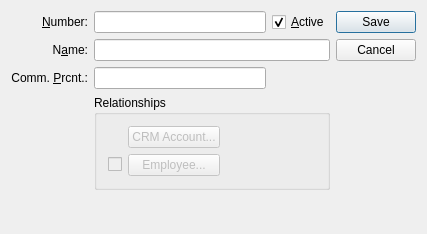
Old version of the form guiclient/salesRep.ui in the repository Pegasus-RPG/xtuple-client.
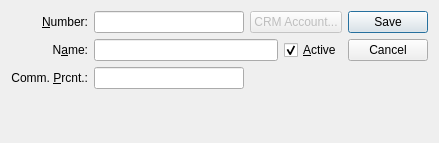
New version of the form. Custom widgets are drawn as their Qt base class.

Commit message: issue #15147 and issue #15148 - standardize access to crm account window by adding a button to the windows of each crm account type. a crm account widget is redundant, as it would duplicate information already present on these windows and imply the ability to change which crm account is associated with the current record. discussed with pierce and bc before implementing.

```diff
--- a/guiclient/salesRep.ui
+++ b/guiclient/salesRep.ui
@@ -13,15 +13,15 @@
    <rect>
     <x>0</x>
     <y>0</y>
-    <width>427</width>
-    <height>234</height>
+    <width>439</width>
+    <height>143</height>
    </rect>
   </property>
   <property name="windowTitle">
    <string>Sales Representative</string>
   </property>
   <layout class="QGridLayout" name="gridLayout_2">
-   <item row="0" column="1">
+   <item row="0" column="4" rowspan="4">
     <widget class="QDialogButtonBox" name="_buttonBox">
      <property name="orientation">
       <enum>Qt::Vertical</enum>
@@ -32,8 +32,6 @@
     </widget>
    </item>
    <item row="0" column="0">
-    <layout class="QGridLayout" name="gridLayout">
-     <item row="0" column="0">
       <widget class="QLabel" name="_numberLit">
        <property name="text">
         <string>&amp;Number:</string>
@@ -46,19 +44,6 @@
        </property>
       </widget>
      </item>
-     <item row="0" column="1">
-      <widget class="XLineEdit" name="_number"/>
-     </item>
-     <item row="0" column="2">
-      <widget class="QCheckBox" name="_active">
-       <property name="text">
-        <string>&amp;Active</string>
-       </property>
-       <property name="checked">
-        <bool>true</bool>
-       </property>
-      </widget>
-     </item>
      <item row="1" column="0">
       <widget class="QLabel" name="_nameLit">
        <property name="text">
@@ -72,9 +57,6 @@
        </property>
       </widget>
      </item>
-     <item row="1" column="1" colspan="2">
-      <widget class="XLineEdit" name="_name"/>
-     </item>
      <item row="2" column="0">
       <widget class="QLabel" name="_commPrcntLit">
        <property name="text">
@@ -88,6 +70,25 @@
        </property>
       </widget>
      </item>
+   <item row="3" column="0">
+    <spacer name="verticalSpacer">
+     <property name="orientation">
+      <enum>Qt::Vertical</enum>
+     </property>
+     <property name="sizeHint" stdset="0">
+      <size>
+       <width>20</width>
+       <height>40</height>
+      </size>
+     </property>
+    </spacer>
+   </item>
+   <item row="0" column="1">
+    <widget class="XLineEdit" name="_number"/>
+   </item>
+   <item row="1" column="1" colspan="2">
+    <widget class="XLineEdit" name="_name"/>
+   </item>
      <item row="2" column="1">
       <widget class="XLineEdit" name="_commPrcnt">
        <property name="sizePolicy">
@@ -101,26 +102,7 @@
        </property>
       </widget>
      </item>
-     <item row="4" column="1">
-      <spacer name="verticalSpacer">
-       <property name="orientation">
-        <enum>Qt::Vertical</enum>
-       </property>
-       <property name="sizeHint" stdset="0">
-        <size>
-         <width>20</width>
-         <height>40</height>
-        </size>
-       </property>
-      </spacer>
-     </item>
-     <item row="3" column="1" colspan="2">
-      <widget class="QGroupBox" name="groupBox">
-       <property name="title">
-        <string>Relationships</string>
-       </property>
-       <layout class="QGridLayout" name="gridLayout_3">
-        <item row="0" column="1">
+   <item row="0" column="2" colspan="2">
          <widget class="QPushButton" name="_crmaccountButton">
           <property name="enabled">
            <bool>false</bool>
@@ -130,43 +112,15 @@
           </property>
          </widget>
         </item>
-        <item row="1" column="1">
-         <widget class="QPushButton" name="_employeeButton">
-          <property name="enabled">
-           <bool>false</bool>
-          </property>
+   <item row="1" column="3">
+    <widget class="QCheckBox" name="_active">
           <property name="text">
-           <string>Employee...</string>
-          </property>
-         </widget>
-        </item>
-        <item row="0" column="2">
-         <spacer name="horizontalSpacer">
-          <property name="orientation">
-           <enum>Qt::Horizontal</enum>
-          </property>
-          <property name="sizeHint" stdset="0">
-           <size>
-            <width>40</width>
-            <height>20</height>
-           </size>
-          </property>
-         </spacer>
-        </item>
-        <item row="1" column="0">
-         <widget class="QCheckBox" name="_employee">
-          <property name="enabled">
-           <bool>false</bool>
-          </property>
-          <property name="text">
-           <string/>
-          </property>
-         </widget>
-        </item>
-       </layout>
-      </widget>
-     </item>
-    </layout>
+      <string>&amp;Active</string>
+     </property>
+     <property name="checked">
+      <bool>true</bool>
+     </property>
+    </widget>
    </item>
   </layout>
  </widget>
```
Left out of the diff: 6 changed lines with no effect on the pictures. Lines whose indentation alone changed are shown as unchanged. The commit also changes 20 other files.
